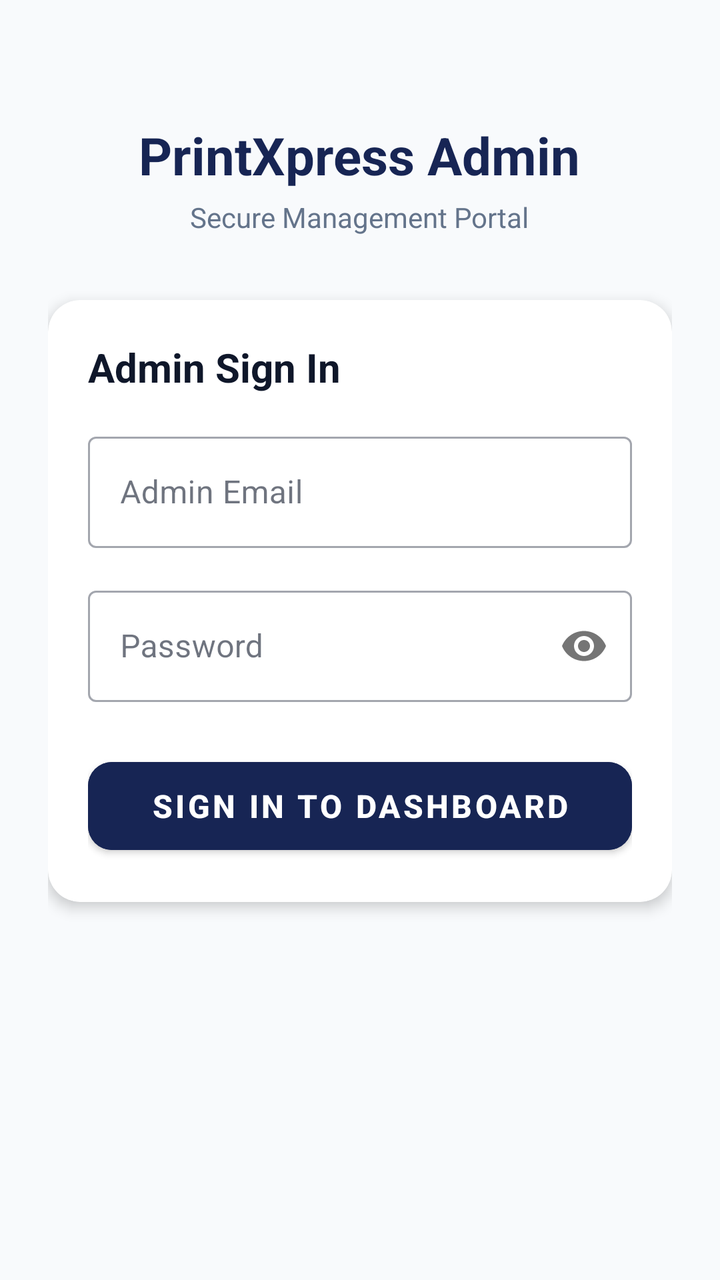
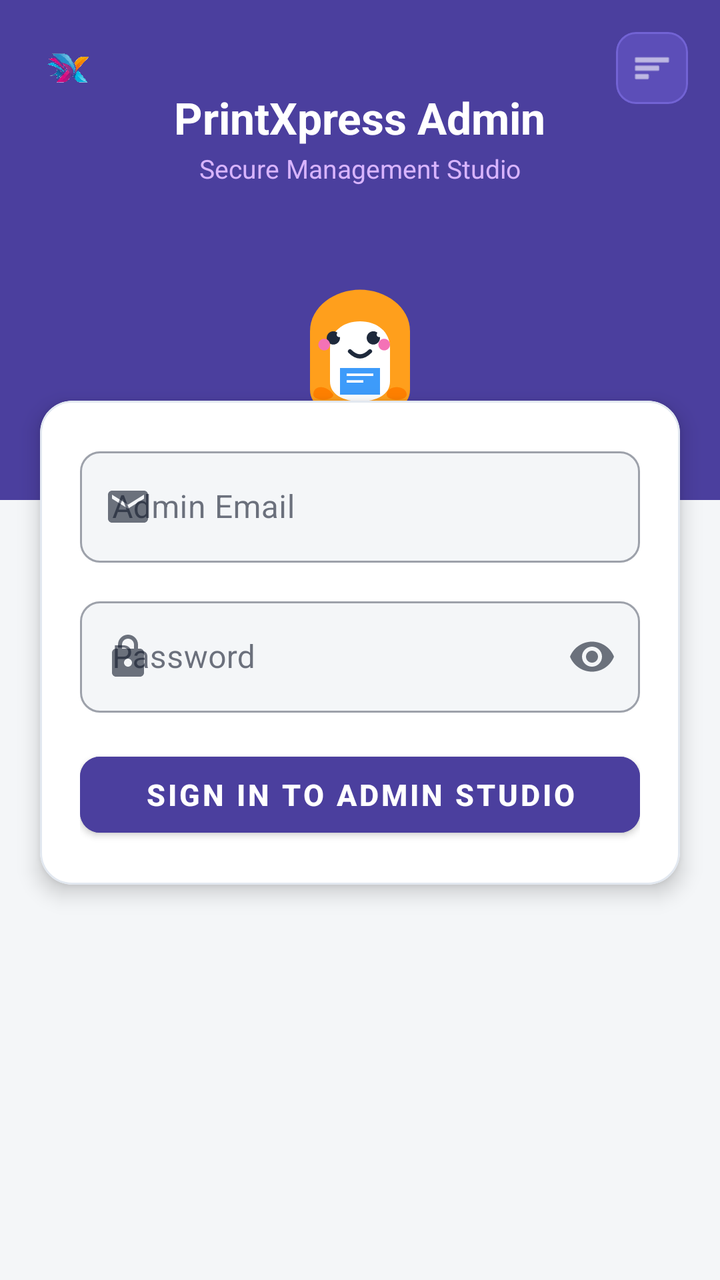

An Android layout rendered at two revisions. The XML below is the earlier revision; the diff shows what the commit changed to produce the second picture.
<!-- AndroidManifest.xml: application theme Theme.PrintXpress -->
<!-- res/layout/activity_admin_login.xml -->
<?xml version="1.0" encoding="utf-8"?>
<ScrollView xmlns:android="http://schemas.android.com/apk/res/android"
    xmlns:app="http://schemas.android.com/apk/res-auto"
    android:layout_width="match_parent"
    android:layout_height="match_parent"
    android:background="@color/background"
    android:fillViewport="true">

    <LinearLayout
        android:layout_width="match_parent"
        android:layout_height="wrap_content"
        android:orientation="vertical"
        android:padding="24dp"
        android:gravity="center_horizontal">

        <TextView
            android:layout_width="wrap_content"
            android:layout_height="wrap_content"
            android:text="PrintXpress Admin"
            android:textSize="26sp"
            android:textStyle="bold"
            android:textColor="#172554"
            android:layout_marginTop="36dp"
            android:layout_marginBottom="4dp"/>

        <TextView
            android:layout_width="wrap_content"
            android:layout_height="wrap_content"
            android:text="Secure Management Portal"
            android:textSize="14sp"
            android:textColor="@color/text_secondary"
            android:layout_marginBottom="32dp"/>

        <com.google.android.material.card.MaterialCardView
            android:layout_width="match_parent"
            android:layout_height="wrap_content"
            app:cardCornerRadius="16dp"
            app:cardElevation="4dp"
            app:cardBackgroundColor="@color/surface"
            app:strokeWidth="0dp"
            android:layout_marginBottom="16dp">

            <LinearLayout
                android:layout_width="match_parent"
                android:layout_height="wrap_content"
                android:orientation="vertical"
                android:padding="20dp">

                <TextView
                    android:layout_width="match_parent"
                    android:layout_height="wrap_content"
                    android:text="Admin Sign In"
                    android:textSize="20sp"
                    android:textStyle="bold"
                    android:textColor="@color/text_primary"
                    android:layout_marginBottom="16dp"/>

                <com.google.android.material.textfield.TextInputLayout
                    android:layout_width="match_parent"
                    android:layout_height="wrap_content"
                    style="@style/Widget.MaterialComponents.TextInputLayout.OutlinedBox"
                    android:hint="Admin Email"
                    android:layout_marginBottom="16dp">

                    <com.google.android.material.textfield.TextInputEditText
                        android:id="@+id/etAdminEmail"
                        android:layout_width="match_parent"
                        android:layout_height="wrap_content"
                        android:inputType="textEmailAddress"
                        android:maxLines="1"/>

                </com.google.android.material.textfield.TextInputLayout>

                <com.google.android.material.textfield.TextInputLayout
                    android:layout_width="match_parent"
                    android:layout_height="wrap_content"
                    style="@style/Widget.MaterialComponents.TextInputLayout.OutlinedBox"
                    android:hint="Password"
                    app:passwordToggleEnabled="true"
                    android:layout_marginBottom="24dp">

                    <com.google.android.material.textfield.TextInputEditText
                        android:id="@+id/etAdminPassword"
                        android:layout_width="match_parent"
                        android:layout_height="wrap_content"
                        android:inputType="textPassword"
                        android:maxLines="1"/>

                </com.google.android.material.textfield.TextInputLayout>

                <com.google.android.material.button.MaterialButton
                    android:id="@+id/btnAdminLogin"
                    android:layout_width="match_parent"
                    android:layout_height="56dp"
                    android:text="Sign In to Dashboard"
                    android:textSize="16sp"
                    android:textStyle="bold"
                    app:cornerRadius="12dp"
                    android:backgroundTint="#172554"/>

            </LinearLayout>

        </com.google.android.material.card.MaterialCardView>

    </LinearLayout>
</ScrollView>
<!-- resources referenced by this layout -->
<resources>
  <color name="background">#F8FAFC</color>
  <color name="surface">#FFFFFF</color>
  <color name="text_primary">#0F172A</color>
  <color name="text_secondary">#64748B</color>
  <color name="primary">#172554</color>
  <color name="primary_variant">#0F172A</color>
  <color name="secondary">#EA580C</color>
  <color name="secondary_variant">#C2410C</color>
  <!-- unchanged entries left out for length: 1 -->
</resources>

<!-- the commit's change to res/layout/activity_admin_login.xml (unified diff, before → after) -->
@@ -9,36 +9,100 @@
     <LinearLayout
         android:layout_width="match_parent"
         android:layout_height="wrap_content"
-        android:orientation="vertical"
-        android:padding="24dp"
-        android:gravity="center_horizontal">
+        android:orientation="vertical">
 
-        <TextView
-            android:layout_width="wrap_content"
-            android:layout_height="wrap_content"
-            android:text="PrintXpress Admin"
-            android:textSize="26sp"
-            android:textStyle="bold"
-            android:textColor="#172554"
-            android:layout_marginTop="36dp"
-            android:layout_marginBottom="4dp"/>
+        
+        <RelativeLayout
+            android:id="@+id/layoutAdminHeader"
+            android:layout_width="match_parent"
+            android:layout_height="250dp"
+            android:background="@color/header_bg_admin"
+            android:padding="16dp">
 
-        <TextView
-            android:layout_width="wrap_content"
-            android:layout_height="wrap_content"
-            android:text="Secure Management Portal"
-            android:textSize="14sp"
-            android:textColor="@color/text_secondary"
-            android:layout_marginBottom="32dp"/>
+            <ImageView
+                android:id="@+id/ivAdminTopLogo"
+                android:layout_width="36dp"
+                android:layout_height="36dp"
+                android:src="@drawable/ic_launcher_foreground_1024"
+                android:layout_alignParentStart="true"
+                android:layout_alignParentTop="true"
+                android:contentDescription="@string/cd_top_logo" />
 
+            <com.google.android.material.card.MaterialCardView
+                android:id="@+id/btnAdminMenuHeader"
+                android:layout_width="36dp"
+                android:layout_height="36dp"
+                android:layout_alignParentEnd="true"
+                android:layout_alignParentTop="true"
+                app:cardCornerRadius="10dp"
+                app:cardBackgroundColor="#5C4EB8"
+                app:strokeWidth="1dp"
+                app:strokeColor="#7263D4"
+                app:cardElevation="0dp">
+
+                <ImageView
+                    android:layout_width="20dp"
+                    android:layout_height="20dp"
+                    android:layout_gravity="center"
+                    android:src="@android:drawable/ic_menu_sort_by_size"
+                    app:tint="@android:color/white"
+                    android:contentDescription="@string/cd_menu_button" />
+
+            </com.google.android.material.card.MaterialCardView>
+
+            <LinearLayout
+                android:layout_width="wrap_content"
+                android:layout_height="wrap_content"
+                android:orientation="vertical"
+                android:layout_centerHorizontal="true"
+                android:layout_marginTop="28dp"
+                android:gravity="center">
+
+                <TextView
+                    android:id="@+id/tvAdminHeaderTitle"
+                    android:layout_width="wrap_content"
+                    android:layout_height="wrap_content"
+                    android:text="@string/admin_welcome_title"
+                    android:textSize="22sp"
+                    android:textStyle="bold"
+                    android:textColor="@android:color/white" />
+
+                <TextView
+                    android:id="@+id/tvAdminHeaderSubtitle"
+                    android:layout_width="wrap_content"
+                    android:layout_height="wrap_content"
+                    android:text="@string/admin_welcome_subtitle"
+                    android:textSize="13sp"
+                    android:textColor="#D8B4FE"
+                    android:layout_marginTop="2dp" />
+
+            </LinearLayout>
+
+            <ImageView
+                android:id="@+id/ivAdminMascot"
+                android:layout_width="100dp"
+                android:layout_height="100dp"
+                android:src="@drawable/ic_mascot_normal"
+                android:layout_alignParentBottom="true"
+                android:layout_centerHorizontal="true"
+                android:layout_marginBottom="10dp"
+                android:contentDescription="@string/cd_mascot" />
+
+        </RelativeLayout>
+
+        
         <com.google.android.material.card.MaterialCardView
+            android:id="@+id/cardAdminLoginContent"
             android:layout_width="match_parent"
             android:layout_height="wrap_content"
+            android:layout_marginTop="-50dp"
+            android:layout_marginHorizontal="20dp"
+            android:layout_marginBottom="20dp"
             app:cardCornerRadius="16dp"
-            app:cardElevation="4dp"
+            app:cardElevation="6dp"
             app:cardBackgroundColor="@color/surface"
-            app:strokeWidth="0dp"
-            android:layout_marginBottom="16dp">
+            app:strokeWidth="1dp"
+            app:strokeColor="@color/card_stroke">
 
             <LinearLayout
                 android:layout_width="match_parent"
@@ -46,61 +110,67 @@
                 android:orientation="vertical"
                 android:padding="20dp">
 
-                <TextView
+                <com.google.android.material.textfield.TextInputLayout
+                    android:id="@+id/tilAdminEmail"
+                    style="@style/Widget.MaterialComponents.TextInputLayout.OutlinedBox"
                     android:layout_width="match_parent"
                     android:layout_height="wrap_content"
-                    android:text="Admin Sign In"
-                    android:textSize="20sp"
-                    android:textStyle="bold"
-                    android:textColor="@color/text_primary"
-                    android:layout_marginBottom="16dp"/>
-
-                <com.google.android.material.textfield.TextInputLayout
-                    android:layout_width="match_parent"
-                    android:layout_height="wrap_content"
-                    style="@style/Widget.MaterialComponents.TextInputLayout.OutlinedBox"
                     android:hint="Admin Email"
-                    android:layout_marginBottom="16dp">
+                    app:startIconDrawable="@drawable/ic_email"
+                    app:boxCornerRadiusTopStart="10dp"
+                    app:boxCornerRadiusTopEnd="10dp"
+                    app:boxCornerRadiusBottomStart="10dp"
+                    app:boxCornerRadiusBottomEnd="10dp"
+                    app:boxBackgroundColor="@color/input_fill"
+                    android:layout_marginBottom="14dp">
 
                     <com.google.android.material.textfield.TextInputEditText
                         android:id="@+id/etAdminEmail"
                         android:layout_width="match_parent"
                         android:layout_height="wrap_content"
                         android:inputType="textEmailAddress"
-                        android:maxLines="1"/>
+                        android:maxLines="1" />
 
                 </com.google.android.material.textfield.TextInputLayout>
 
                 <com.google.android.material.textfield.TextInputLayout
+                    android:id="@+id/tilAdminPassword"
+                    style="@style/Widget.MaterialComponents.TextInputLayout.OutlinedBox"
                     android:layout_width="match_parent"
                     android:layout_height="wrap_content"
-                    style="@style/Widget.MaterialComponents.TextInputLayout.OutlinedBox"
                     android:hint="Password"
-                    app:passwordToggleEnabled="true"
-                    android:layout_marginBottom="24dp">
+                    app:startIconDrawable="@drawable/ic_lock"
+                    app:endIconMode="password_toggle"
+                    app:boxCornerRadiusTopStart="10dp"
+                    app:boxCornerRadiusTopEnd="10dp"
+                    app:boxCornerRadiusBottomStart="10dp"
+                    app:boxCornerRadiusBottomEnd="10dp"
+                    app:boxBackgroundColor="@color/input_fill"
+                    android:layout_marginBottom="16dp">
 
                     <com.google.android.material.textfield.TextInputEditText
                         android:id="@+id/etAdminPassword"
                         android:layout_width="match_parent"
                         android:layout_height="wrap_content"
                         android:inputType="textPassword"
-                        android:maxLines="1"/>
+                        android:maxLines="1" />
 
                 </com.google.android.material.textfield.TextInputLayout>
 
                 <com.google.android.material.button.MaterialButton
                     android:id="@+id/btnAdminLogin"
                     android:layout_width="match_parent"
-                    android:layout_height="56dp"
-                    android:text="Sign In to Dashboard"
-                    android:textSize="16sp"
+                    android:layout_height="50dp"
+                    android:text="Sign In to Admin Studio"
+                    android:textSize="15sp"
                     android:textStyle="bold"
-                    app:cornerRadius="12dp"
-                    android:backgroundTint="#172554"/>
+                    app:cornerRadius="10dp"
+                    android:backgroundTint="@color/header_bg_admin" />
 
             </LinearLayout>
 
         </com.google.android.material.card.MaterialCardView>
 
     </LinearLayout>
+
 </ScrollView>
<!-- resource entries referenced after the edit -->
@@ -1,13 +1,102 @@
 <!-- resources referenced by this layout -->
 <resources>
-  <color name="background">#F8FAFC</color>
+  <color name="background">#F4F6F8</color>
+  <color name="card_stroke">#E2E8F0</color>
+  <color name="header_bg_admin">#4B3F9E</color>
+  <color name="input_fill">#F4F6F8</color>
   <color name="surface">#FFFFFF</color>
+  <!-- drawable ic_email (drawable) -->
+  <?xml version="1.0" encoding="utf-8"?>
+  <vector xmlns:android="http://schemas.android.com/apk/res/android"
+      android:width="24dp"
+      android:height="24dp"
+      android:viewportWidth="24"
+      android:viewportHeight="24">
+      <path
+          android:fillColor="#2563EB"
+          android:pathData="M20,4H4C2.9,4 2,4.9 2,6V18C2,19.1 2.9,20 4,20H20C21.1,20 22,19.1 22,18V6C22,4.9 21.1,4 20,4ZM20,8L12,13L4,8V6L12,11L20,6V8Z" />
+  </vector>
+  <!-- drawable ic_launcher_foreground_1024: png bitmap (drawable, 275054 bytes) -->
+  <!-- drawable ic_lock (drawable) -->
+  <?xml version="1.0" encoding="utf-8"?>
+  <vector xmlns:android="http://schemas.android.com/apk/res/android"
+      android:width="24dp"
+      android:height="24dp"
+      android:viewportWidth="24"
+      android:viewportHeight="24">
+      <path
+          android:fillColor="#2563EB"
+          android:pathData="M18,8H17V6C17,3.24 14.76,1 12,1C9.24,1 7,3.24 7,6V8H6C4.9,8 4,8.9 4,10V20C4,21.1 4.9,22 6,22H18C19.1,22 20,21.1 20,20V10C20,8.9 19.1,8 18,8ZM12,17C10.9,17 10,16.1 10,15C10,13.9 10.9,13 12,13C13.1,13 14,13.9 14,15C14,16.1 13.1,17 12,17ZM15,8H9V6C9,4.34 10.34,3 12,3C13.66,3 15,4.34 15,6V8Z" />
+  </vector>
+  <!-- drawable ic_mascot_normal (drawable) -->
+  <?xml version="1.0" encoding="utf-8"?>
+  <vector xmlns:android="http://schemas.android.com/apk/res/android"
+      android:width="120dp"
+      android:height="120dp"
+      android:viewportWidth="120"
+      android:viewportHeight="120">
+  
+      <path
+          android:fillColor="#FF9F1C"
+          android:pathData="M30,50 C30,35 45,25 60,25 C75,25 90,35 90,50 L90,85 C90,95 80,100 60,100 C40,100 30,95 30,85 Z" />
+  
+      <path
+          android:fillColor="#FFF"
+          android:pathData="M42,60 C42,50 50,44 60,44 C70,44 78,50 78,60 L78,80 C78,88 70,92 60,92 C50,92 42,88 42,80 Z" />
+  
+      <path
+          android:fillColor="#1E293B"
+          android:pathData="M48,54 A4,4 0 1,1 48,53.9 Z" />
+      <path
+          android:fillColor="#1E293B"
+          android:pathData="M72,54 A4,4 0 1,1 72,53.9 Z" />
+  
+      <path
+          android:fillColor="#FFF"
+          android:pathData="M49,52 A1.5,1.5 0 1,1 49,51.9 Z" />
+      <path
+          android:fillColor="#FFF"
+          android:pathData="M73,52 A1.5,1.5 0 1,1 73,51.9 Z" />
+  
+      <path
+          android:fillColor="#F472B6"
+          android:pathData="M42,58 A3.5,3.5 0 1,1 42,57.9 Z" />
+      <path
+          android:fillColor="#F472B6"
+          android:pathData="M78,58 A3.5,3.5 0 1,1 78,57.9 Z" />
+  
+      <path
+          android:strokeColor="#1E293B"
+          android:strokeWidth="2.5"
+          android:strokeLineCap="round"
+          android:pathData="M54,62 Q60,68 66,62" />
+  
+      <path
+          android:fillColor="#FF8000"
+          android:pathData="M32,88 C32,82 40,82 44,88 C44,92 32,92 32,88 Z" />
+      <path
+          android:fillColor="#FF8000"
+          android:pathData="M76,88 C76,82 88,82 88,88 C88,92 76,92 76,88 Z" />
+  
+      <path
+          android:fillColor="#3D9BFA"
+          android:pathData="M48,72 L72,72 L72,88 L48,88 Z" />
+      <path
+          android:strokeColor="#FFF"
+          android:strokeWidth="1.5"
+          android:pathData="M52,76 L68,76 M52,80 L62,80" />
+  
+  </vector>
+  <string name="admin_welcome_subtitle">Secure Management Studio</string>
+  <string name="admin_welcome_title">PrintXpress Admin</string>
+  <string name="cd_mascot">Cute Print Mascot</string>
+  <string name="cd_menu_button">Menu Button</string>
+  <string name="cd_top_logo">PrintXpress Logo Mark</string>
   <color name="text_primary">#0F172A</color>
-  <color name="text_secondary">#64748B</color>
-  <color name="primary">#172554</color>
-  <color name="primary_variant">#0F172A</color>
-  <color name="secondary">#EA580C</color>
-  <color name="secondary_variant">#C2410C</color>
+  <color name="primary">#2563EB</color>
+  <color name="primary_variant">#172554</color>
+  <color name="secondary">#FF9F1C</color>
+  <color name="secondary_variant">#EA580C</color>
   <!-- unchanged entries left out for length: 1 -->
 </resources>
 
